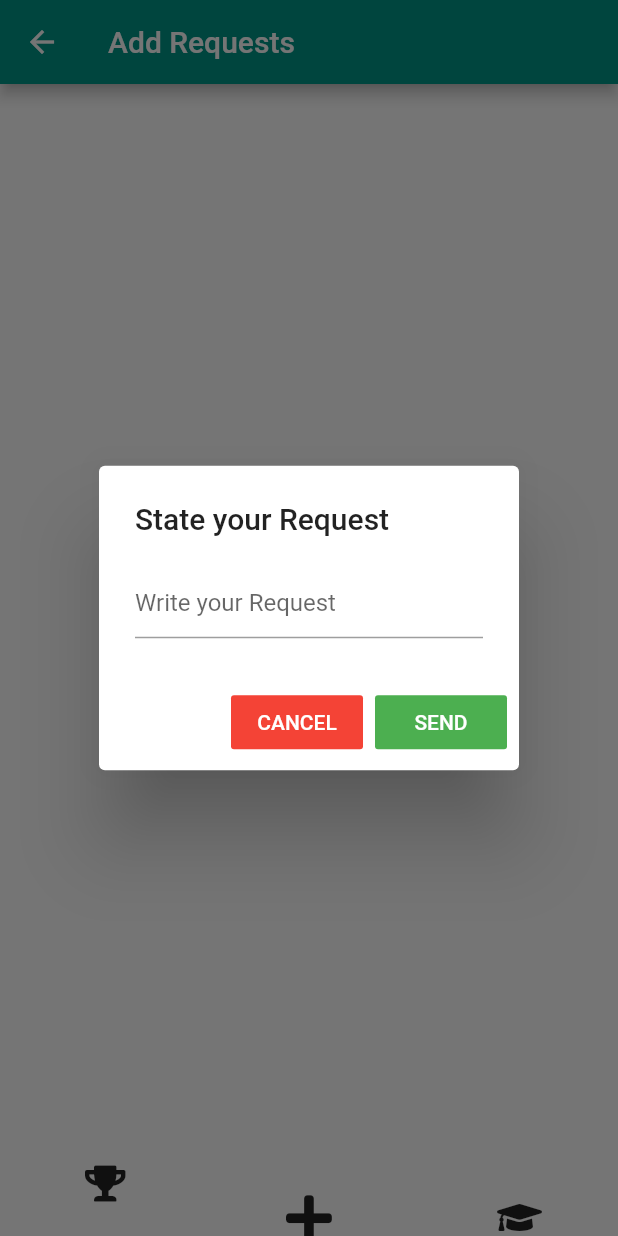
After one commit to DSC-Turkey/TogetherApp, a Flutter app: the Iskele screen opened by its route, item 2 of the bottom bar chosen, after a tap on "Add Your Request for Local Authorities", on a phone screen of 412 x 824 dp. The commit adds this screen. Run offline on Flutter 3.47's test engine with Material 2 defaults, Android fonts, the phone set to English and light mode, and no system bars; drawn by our look-alikes of curved_navigation_bar; our stand-ins replace cloud_firestore, firebase_auth, firebase_core, font_awesome_flutter, google_sign_in, lottie; missing offline and left inert: custom_dialog, pedantic; accounts and stored records are empty; network calls fail.

Commit message:
Final without Theme

```diff
--- /dev/null
+++ b/lib/add_page.dart
@@ -0,0 +1,137 @@
+import 'package:cloud_firestore/cloud_firestore.dart';
+import 'package:curved_navigation_bar/curved_navigation_bar.dart';
+import 'package:flutter/material.dart';
+import 'package:font_awesome_flutter/font_awesome_flutter.dart';
+
+class MyApp extends StatefulWidget {
+  @override
+  _MyAppState createState() => _MyAppState();
+}
+
+class _MyAppState extends State<MyApp> {
+  @override
+  Widget build(BuildContext context) {
+    return Scaffold(
+      body: MyHomePage(),
+    );
+  }
+}
+
+class MyHomePage extends StatefulWidget {
+  MyHomePage({Key key, this.title}) : super(key: key);
+  final String title;
+  @override
+  _MyHomePageState createState() => _MyHomePageState();
+}
+
+class _MyHomePageState extends State<MyHomePage> {
+  yaziEkle() {
+    FirebaseFirestore.instance
+        .collection("Istekler")
+        .doc("Istekler")
+        .set({'baslik': _textFieldController.text});
+  }
+
+  TextEditingController _textFieldController = TextEditingController();
+  Future<void> _displayTextInputDialog(BuildContext context) async {
+    return showDialog(
+        context: context,
+        builder: (context) {
+          return AlertDialog(
+            title: Text('State your Request'),
+            content: TextField(
+              onChanged: (value) {
+                setState(() {
+                  valueText = value;
+                });
+              },
+              controller: _textFieldController,
+              decoration: InputDecoration(hintText: "Write your Request"),
+            ),
+            actions: <Widget>[
+              FlatButton(
+                color: Colors.red,
+                textColor: Colors.white,
+                child: Text('CANCEL'),
+                onPressed: () {
+                  setState(() {
+                    Navigator.pop(context);
+                  });
+                },
+              ),
+              FlatButton(
+                color: Colors.green,
+                textColor: Colors.white,
+                child: Text('SEND'),
+                onPressed: () {
+                  setState(() {
+                    codeDialog = valueText;
+                    yaziEkle();
+                    Navigator.pop(context);
+                  });
+                },
+              ),
+            ],
+          );
+        });
+  }
+
+  String codeDialog;
+  String valueText;
+  List pages = [
+    "/rankings",
+    "/add",
+    "/education",
+  ];
+  int _selectedIndex = 0;
+
+  void _onItemTap(int index) {
+    setState(() {
+      _selectedIndex = index;
+    });
+  }
+
+  @override
+  Widget build(BuildContext context) {
+    return Scaffold(
+      bottomNavigationBar: CurvedNavigationBar(
+        buttonBackgroundColor: Colors.white,
+        backgroundColor: Colors.transparent,
+        height: 50,
+        items: [
+          Icon(
+            FontAwesomeIcons.trophy,
+            size: 24,
+          ),
+          Icon(
+            FontAwesomeIcons.plus,
+            size: 35,
+          ),
+          Icon(
+            FontAwesomeIcons.graduationCap,
+            size: 24,
+          )
+        ],
+        onTap: (index) {
+          _onItemTap(index);
+          Navigator.pushNamed(context, pages[index]);
+        },
+      ),
+      backgroundColor: (codeDialog == "123456") ? Colors.green : Colors.white,
+      appBar: AppBar(
+        backgroundColor: Colors.teal,
+        title: Text('Add Requests'),
+      ),
+      body: Center(
+        child: FlatButton(
+          color: Colors.teal,
+          textColor: Colors.white,
+          onPressed: () {
+            _displayTextInputDialog(context);
+          },
+          child: Text('Add Your Request for Local Authorities'),
+        ),
+      ),
+    );
+  }
+}
--- /dev/null
+++ b/lib/education.dart
@@ -0,0 +1,150 @@
+import 'package:cloud_firestore/cloud_firestore.dart';
+import 'package:curved_navigation_bar/curved_navigation_bar.dart';
+import 'package:firebase_core/firebase_core.dart';
+import 'package:flutter/material.dart';
+import 'package:font_awesome_flutter/font_awesome_flutter.dart';
+
+Future<void> main() async {
+  WidgetsFlutterBinding.ensureInitialized();
+  await Firebase.initializeApp();
+  runApp(MyApp());
+}
+
+class MyApp extends StatelessWidget {
+  @override
+  Widget build(BuildContext context) {
+    return MaterialApp(
+      home: Iskele(),
+    );
+  }
+}
+
+class Iskele extends StatefulWidget {
+  @override
+  _IskeleState createState() => _IskeleState();
+}
+
+class _IskeleState extends State<Iskele> {
+  TextEditingController t1 = TextEditingController();
+  TextEditingController t2 = TextEditingController();
+  List pages = [
+    "/rankings",
+    "/add",
+    "/education",
+  ];
+  int _selectedIndex = 0;
+  var gelenYaziBasligi = "";
+  var gelenYaziIcerigi = "";
+
+  void _onItemTap(int index) {
+    setState(() {
+      _selectedIndex = index;
+    });
+  }
+
+  yaziEkle() {
+    FirebaseFirestore.instance
+        .collection("Dersler")
+        .doc(t1.text)
+        .set({'baslik': t1.text, 'icerik': t2.text}).whenComplete(
+            () => print("Yazı eklendi"));
+  }
+
+  yaziGuncelle() {
+    FirebaseFirestore.instance
+        .collection("Dersler")
+        .doc(t1.text)
+        .update({'baslik': t1.text, 'icerik': t2.text}).whenComplete(
+            () => print("Yazı güncellendi"));
+  }
+
+  yaziSil() {
+    FirebaseFirestore.instance.collection("Dersler").doc(t1.text).delete();
+  }
+
+  yaziGetir() {
+    FirebaseFirestore.instance
+        .collection("Dersler")
+        .doc(t1.text)
+        .get()
+        .then((gelenVeri) {
+      setState(() {
+        gelenYaziBasligi = gelenVeri.data()['baslik'];
+        gelenYaziIcerigi = gelenVeri.data()['icerik'];
+      });
+    });
+  }
+
+  @override
+  Widget build(BuildContext context) {
+    return Scaffold(
+      appBar: AppBar(
+        title: Text("Eğitim"),
+        centerTitle: true,
+      ),
+      bottomNavigationBar: CurvedNavigationBar(
+        buttonBackgroundColor: Colors.white,
+        backgroundColor: Colors.transparent,
+        height: 50,
+        items: [
+          Icon(
+            FontAwesomeIcons.trophy,
+            size: 24,
+          ),
+          Icon(
+            FontAwesomeIcons.plus,
+            size: 35,
+          ),
+          Icon(
+            FontAwesomeIcons.graduationCap,
+            size: 24,
+          )
+        ],
+        onTap: (index) {
+          _onItemTap(index);
+          Navigator.pushNamed(context, pages[index]);
+        },
+      ),
+      body: Container(
+        margin: EdgeInsets.all(5),
+        child: Center(
+          child: Container(
+            padding: EdgeInsets.only(top: 250),
+            child: Column(
+              children: [
+                TextField(
+                  controller: t1,
+                ),
+                TextField(
+                  controller: t2,
+                ),
+                Row(
+                  children: [
+                    RaisedButton(
+                        child: Text("Ders Ekle"),
+                        onPressed: () {
+                          yaziEkle();
+                          yaziGetir();
+                        }),
+                    RaisedButton(child: Text("Sil"), onPressed: yaziSil),
+                    RaisedButton(
+                        child: Text(
+                          "Dersleri Görüntüle",
+                        ),
+                        onPressed: () {
+                          Navigator.pushNamed(context, "/lessons");
+                        }),
+                  ],
+                ),
+                ListTile(
+                  title: Text(gelenYaziBasligi),
+                  subtitle: Text(gelenYaziIcerigi),
+                ),
+              ],
+            ),
+          ),
+        ),
+      ),
+    );
+  }
+}
--- a/lib/main.dart
+++ b/lib/main.dart
@@ -1,5 +1,8 @@
 import 'package:cloud_firestore/cloud_firestore.dart';
 import 'package:flutter/material.dart';
+import 'package:login_screen2/add_page.dart';
+import 'package:login_screen2/education.dart';
+import 'package:login_screen2/lessons.dart';
 import 'package:login_screen2/login.dart';
 import 'package:login_screen2/neighboorhood_page.dart';
 import 'package:login_screen2/ranking.dart';
@@ -31,6 +34,9 @@ class MyApp extends StatelessWidget {
         "/page": (context) => Neighborhood(),
         "/gridview": (context) => ListViewDemo(),
         "/rankings": (context) => RankingsPage(),
+        "/education": (context) => Iskele(),
+        "/lessons": (context) => AnaSayfa(),
+        "/add": (context) => MyHomePage(),
       },
       theme: ThemeData(
         visualDensity: VisualDensity.adaptivePlatformDensity,
--- a/lib/ranking.dart
+++ b/lib/ranking.dart
@@ -17,7 +17,11 @@ class _RankingsPageState extends State<RankingsPage> {
   var nairobiTotal;
   var tokyoTotal;
   var berlinTotal;
-  List pages = ["/gridview", "/add", "/rankings"];
+  List pages = [
+    "/rankings",
+    "/add",
+    "/education",
+  ];
 
   void _onItemTap(int index) {
     setState(() {
@@ -76,21 +80,32 @@ class _RankingsPageState extends State<RankingsPage> {
           height: 50,
           items: [
             Icon(
+              FontAwesomeIcons.trophy,
+              size: 24,
+            ),
+            Icon(
               FontAwesomeIcons.plus,
               size: 35,
             ),
             Icon(
-              FontAwesomeIcons.trophy,
+              FontAwesomeIcons.graduationCap,
               size: 24,
-            ),
+            )
           ],
           onTap: (index) {
             _onItemTap(index);
+            Navigator.pushNamed(context, pages[index]);
           },
         ),
         body: CustomScrollView(
           slivers: [
             SliverAppBar(
+              leading: IconButton(
+                icon: Icon(Icons.arrow_back),
+                onPressed: () {
+                  Navigator.of(context).pop();
+                },
+              ),
               title: Text("Rankings"),
               pinned: false,
               expandedHeight: 198,
```
Also changed, not shown: lib/grid_view.dart (+11 -3 lines), lib/lessons.dart (added, +45 -0 lines).
